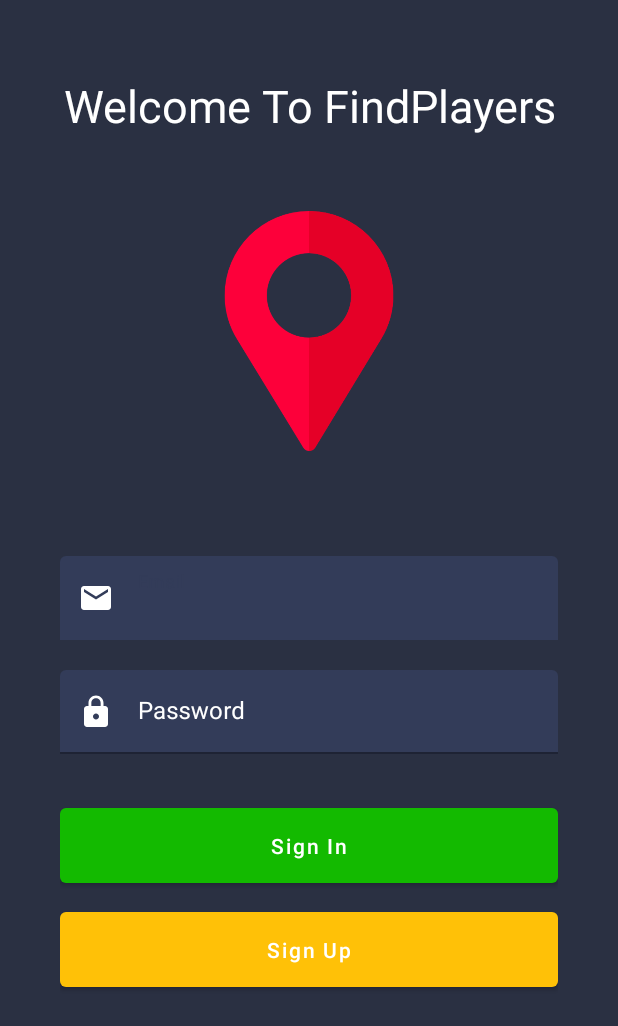
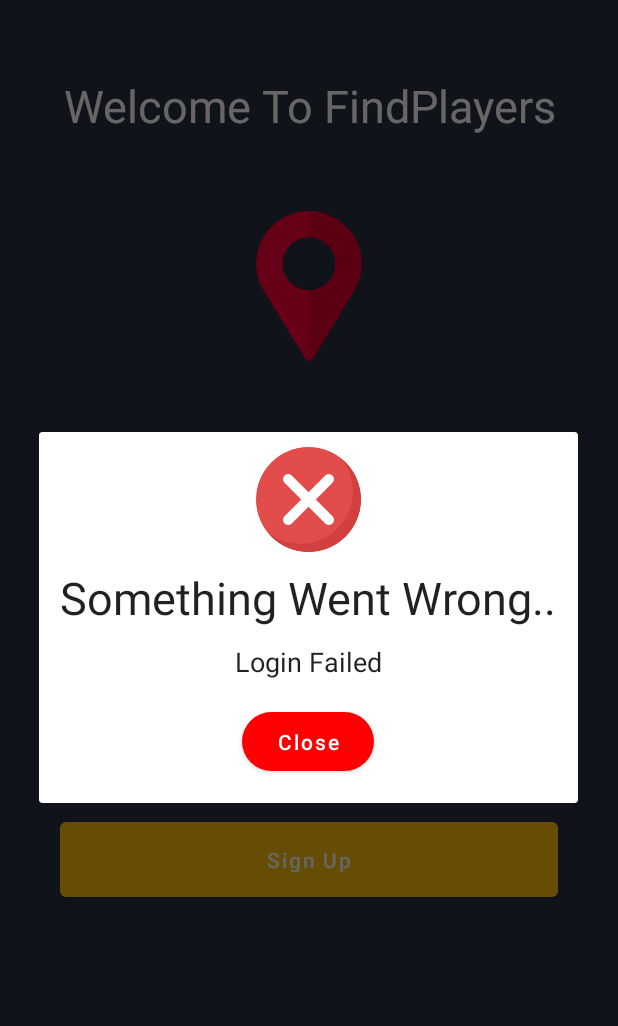
Before and after one commit to Omrishoham/FindPlayers, an Android app: the screen it shows after launch (LoginActivity), after a tap on "Sign In", on a phone screen of 412 x 824 dp. Shown: the top 1026 px of the screen. Run offline under Robolectric (Android 15) with nearby library versions, the phone set to English and light mode, and no system bars; our stand-ins replace Firebase (no records; nobody signed in at launch, a user with empty details on screens opened directly).

Commit message:
add success and fail dialog to login

```diff
--- a/app/src/main/java/com/example/findplayers/activities/LoginActivity.java
+++ b/app/src/main/java/com/example/findplayers/activities/LoginActivity.java
@@ -5,13 +5,18 @@ import androidx.appcompat.app.AppCompatActivity;
 import androidx.fragment.app.FragmentManager;
 import androidx.fragment.app.FragmentTransaction;
 
+import android.app.AlertDialog;
 import android.app.DatePickerDialog;
 import android.app.ProgressDialog;
+import android.content.DialogInterface;
 import android.content.Intent;
 import android.content.SharedPreferences;
 import android.os.Bundle;
+import android.view.LayoutInflater;
 import android.view.View;
+import android.widget.Button;
 import android.widget.DatePicker;
+import android.widget.TextView;
 import android.widget.Toast;
 
 import com.example.findplayers.R;
@@ -20,6 +25,7 @@ import com.example.findplayers.fragments.FragmentSignIn;
 import com.example.findplayers.fragments.FragmentSignUp;
 import com.google.android.gms.tasks.OnCompleteListener;
 import com.google.android.gms.tasks.Task;
+import com.google.android.material.bottomsheet.BottomSheetDialog;
 import com.google.android.material.button.MaterialButton;
 import com.google.android.material.textfield.TextInputLayout;
 import com.google.firebase.auth.AuthResult;
@@ -85,22 +91,52 @@ public class LoginActivity extends AppCompatActivity {
                     public void onComplete(@NonNull Task<AuthResult> task) {
                         if (task.isSuccessful()) {
                             // Sign in success, update UI with the signed-in user's information
-                            Toast.makeText(LoginActivity.this, "Login Succeed",
-                                    Toast.LENGTH_SHORT).show();
-                            //shared prefernces
+                            //shared prefernces, put user + key
+                            sharedPreferences = getPreferences(MODE_PRIVATE);
                             SharedPreferences.Editor editor = sharedPreferences.edit();//create an editor to edit him
                             editor.putString("keyUser", email);//add email
                             editor.putString("keyPass", password);//edd pass
                             editor.apply();
+                            //transfer to main map activity
                             Intent intent = new Intent(LoginActivity.this, MainMapActivity.class);
                             startActivity(intent);
+                            //stop progress dialog
+                            progressDialog.dismiss();
+                            //show success dilaog
+                            android.app.AlertDialog alertDialog;
+                            android.app.AlertDialog.Builder builder = new AlertDialog.Builder(LoginActivity.this);
+                            LayoutInflater inflater = LoginActivity.this.getLayoutInflater();
+                            View view = inflater.inflate(R.layout.succeed_dialog, null);
+                            TextView succeedBodyTv = view.findViewById(R.id.succeed_body_tv);
+                            succeedBodyTv.setText("You Logged In Successfully");
+                            alertDialog = builder.setView(view).show();
+                            Button buttonOk = view.findViewById(R.id.succeed_dialog_close_btn);
+                            buttonOk.setOnClickListener(new View.OnClickListener() {
+                                @Override
+                                public void onClick(View v) {
+                                    alertDialog.dismiss();
+                                }
+                            });
+
 
                         } else {
                             // If sign in fails, display a message to the user.
-                            Toast.makeText(LoginActivity.this, "Login Failed",
-                                    Toast.LENGTH_SHORT).show();
+                            android.app.AlertDialog alertDialog;
+                            android.app.AlertDialog.Builder builder = new AlertDialog.Builder(LoginActivity.this);
+                            LayoutInflater inflater = LoginActivity.this.getLayoutInflater();
+                            View view = inflater.inflate(R.layout.fail_dialog, null);
+                            TextView failBodyTv = view.findViewById(R.id.fail_body_tv);
+                            failBodyTv.setText("Login Failed");
+                            alertDialog = builder.setView(view).show();
+                            Button buttonClose = view.findViewById(R.id.fail_dialog_close_btn);
+                            buttonClose.setOnClickListener(new View.OnClickListener() {
+                                @Override
+                                public void onClick(View v) {
+                                    alertDialog.dismiss();
+                                }
+                            });
+                            progressDialog.dismiss();
                         }
-                        progressDialog.dismiss();
                     }
                 });
     }
--- /dev/null
+++ b/app/src/main/res/layout/fail_dialog.xml
@@ -0,0 +1,52 @@
+<?xml version="1.0" encoding="utf-8"?>
+<RelativeLayout xmlns:android="http://schemas.android.com/apk/res/android"
+    xmlns:app="http://schemas.android.com/apk/res-auto"
+    android:layout_width="match_parent"
+    android:layout_height="wrap_content">
+
+    <ImageView
+        android:id="@+id/fail_dialog_icon"
+        android:layout_width="70dp"
+        android:layout_height="70dp"
+        android:layout_marginTop="10dp"
+        android:layout_centerHorizontal="true"
+        android:src="@drawable/cancel"/>
+
+    <TextView
+        android:id="@+id/failed_title_tv"
+        android:layout_width="wrap_content"
+        android:layout_height="wrap_content"
+        android:layout_below="@id/fail_dialog_icon"
+        android:layout_centerHorizontal="true"
+        android:layout_marginTop="10dp"
+        android:paddingHorizontal="10dp"
+        android:gravity="center"
+        style="@style/TextAppearance.AppCompat.Body1"
+        android:text="Something Went Wrong.."
+        android:textSize="30sp" />
+
+    <TextView
+        android:id="@+id/fail_body_tv"
+        android:layout_width="wrap_content"
+        android:layout_height="wrap_content"
+        android:layout_below="@id/failed_title_tv"
+        android:layout_centerHorizontal="true"
+        android:layout_marginTop="10dp"
+        style="@style/TextAppearance.AppCompat.Body1"
+        android:gravity="center"
+        android:text="Please Try Again"
+        android:textSize="18sp" />
+
+    <com.google.android.material.button.MaterialButton
+        android:id="@+id/fail_dialog_close_btn"
+        android:layout_width="wrap_content"
+        android:layout_height="wrap_content"
+        android:layout_below="@id/fail_body_tv"
+        android:layout_centerHorizontal="true"
+        android:layout_marginVertical="15dp"
+        android:paddingVertical="10dp"
+        android:text="Close"
+        android:textAllCaps="false"
+        app:backgroundTint="@color/red"
+        app:cornerRadius="40dp" />
+</RelativeLayout>
--- a/app/src/main/res/layout/sign_in_fragment.xml
+++ b/app/src/main/res/layout/sign_in_fragment.xml
@@ -20,8 +20,8 @@
 
     <ImageView
         android:id="@+id/icon"
-        android:layout_width="160dp"
-        android:layout_height="160dp"
+        android:layout_width="100dp"
+        android:layout_height="100dp"
         android:layout_below="@id/title"
         android:layout_centerHorizontal="true"
         android:layout_marginVertical="50dp"
```
Also changed, not shown: app/src/main/res/layout/sign_up_fragment.xml (+13 -2 lines), app/src/main/res/layout/succeed_dialog.xml (added, +52 -0 lines), app/src/main/res/drawable/cancel.png (added), app/src/main/res/drawable/ok.png (added).
